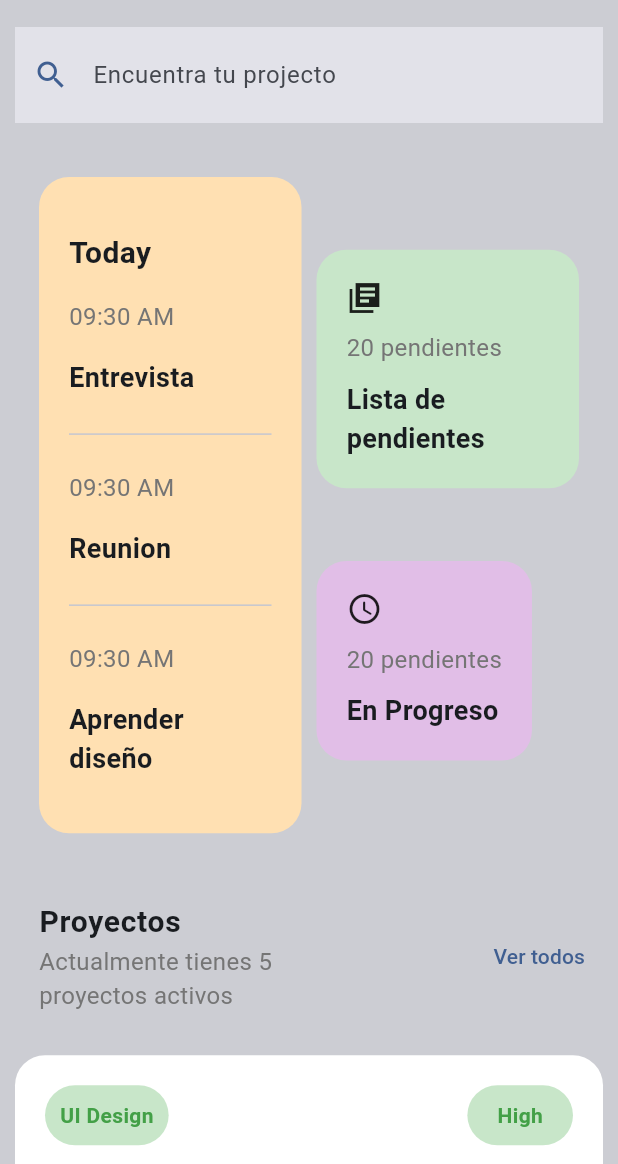
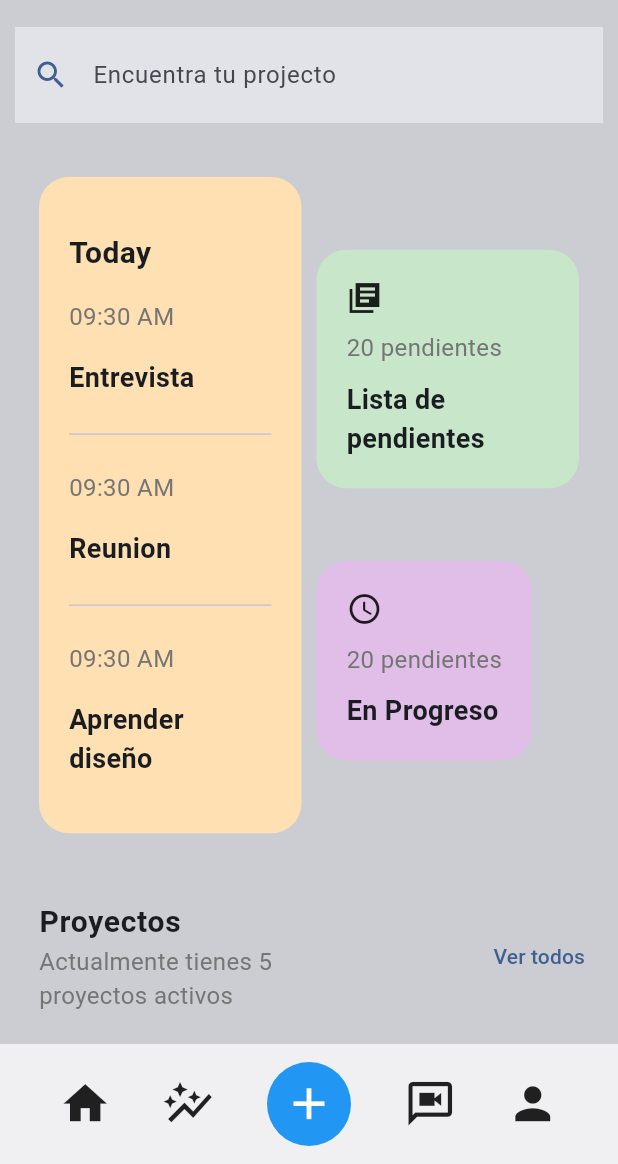
Before and after one commit to bryanmsombra27/flutter_templates, a Flutter app: the ProjectsScreen screen opened directly, on a phone screen of 412 x 824 dp, the part 72-1236 px from its top. Run offline on Flutter 3.47's test engine with Material 3 defaults, Android fonts, the phone set to English and light mode, and no system bars.

Commit message:
adding todo list screen

```diff
--- a/lib/screens/index.dart
+++ b/lib/screens/index.dart
@@ -2,3 +2,4 @@ export 'home_screen.dart';
 export 'signin_screen.dart';
 export 'verification_screen.dart';
 export 'projects_screen.dart';
+export 'todo_list_screen.dart';
--- a/lib/screens/projects_screen.dart
+++ b/lib/screens/projects_screen.dart
@@ -1,6 +1,7 @@
 import 'package:flutter/material.dart';
-import 'package:flutter_staggered_grid_view/flutter_staggered_grid_view.dart';
+import 'package:templates/screens/index.dart';
 import 'package:templates/widgets/project.dart';
+import 'package:templates/widgets/search.dart';
 
 class ProjectsScreen extends StatelessWidget {
   const ProjectsScreen({super.key});
@@ -46,6 +47,36 @@ class ProjectsScreen extends StatelessWidget {
 
     return Scaffold(
       backgroundColor: Color.fromARGB(255, 204, 205, 211),
+      bottomNavigationBar: BottomAppBar(
+        color: Colors.white70,
+        // surfaceTintColor: Colors.white,
+        child: Row(
+          spacing: 10,
+          mainAxisAlignment: MainAxisAlignment.spaceEvenly,
+          children: [
+            GestureDetector(
+              onTap: () {
+                Navigator.of(context).push(
+                  MaterialPageRoute(
+                    builder: (_) {
+                      return TodoListScreen();
+                    },
+                  ),
+                );
+              },
+              child: Icon(size: 35, Icons.home),
+            ),
+            Icon(size: 35, Icons.auto_graph),
+            CircleAvatar(
+              backgroundColor: Colors.blue,
+              radius: 30,
+              child: Icon(size: 35, Icons.add, color: Colors.white),
+            ),
+            Icon(size: 35, Icons.voice_chat_outlined),
+            Icon(size: 35, Icons.person),
+          ],
+        ),
+      ),
       appBar: AppBar(
         backgroundColor: Color.fromARGB(255, 204, 205, 211),
         automaticallyImplyLeading: false,
@@ -90,7 +121,7 @@ class ProjectsScreen extends StatelessWidget {
             spacing: 20,
             mainAxisSize: MainAxisSize.min,
             children: [
-              _SearchBar(colors: colors),
+              CustomSearchBar(colors: colors),
               GridView.count(
                 shrinkWrap: true,
 
@@ -222,23 +253,3 @@ class ProjectsScreen extends StatelessWidget {
     );
   }
 }
-
-class _SearchBar extends StatelessWidget {
-  const _SearchBar({super.key, required this.colors});
-
-  final ColorScheme colors;
-
-  @override
-  Widget build(BuildContext context) {
-    return TextField(
-      decoration: InputDecoration(
-        filled: true,
-        prefixIcon: Icon(Icons.search),
-        prefixIconColor: colors.primary,
-        contentPadding: EdgeInsets.symmetric(horizontal: 20, vertical: 20),
-        border: InputBorder.none,
-        hintText: "Encuentra tu projecto",
-      ),
-    );
-  }
-}
--- /dev/null
+++ b/lib/widgets/search.dart
@@ -0,0 +1,21 @@
+import 'package:flutter/material.dart';
+
+class CustomSearchBar extends StatelessWidget {
+  final ColorScheme colors;
+
+  const CustomSearchBar({super.key, required this.colors});
+
+  @override
+  Widget build(BuildContext context) {
+    return TextField(
+      decoration: InputDecoration(
+        filled: true,
+        prefixIcon: Icon(Icons.search),
+        prefixIconColor: colors.primary,
+        contentPadding: EdgeInsets.symmetric(horizontal: 20, vertical: 20),
+        border: InputBorder.none,
+        hintText: "Encuentra tu projecto",
+      ),
+    );
+  }
+}
```
Also changed, not shown: lib/screens/todo_list_screen.dart (+126 -0 lines).
